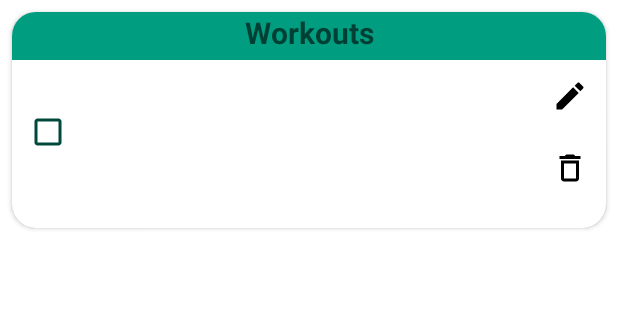
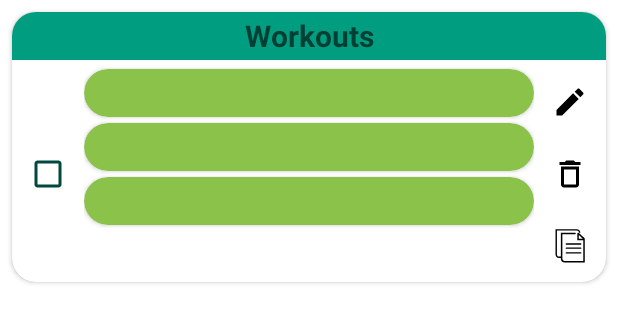
Before and after one commit to LemiSt24/SG2022-We-Got-The-Moves, an Android app: the layout item_workout.xml on its own in the app's theme, with its tools: preview values and no code run, on a phone screen of 412 x 824 dp. Shown: the top 323 px of the screen. Run offline under Robolectric (Android 15) with nearby library versions, the phone set to English and light mode, and no system bars.

Commit message:
Enhanced design workout planner + removed unnecessary reload of list items

```diff
--- /dev/null
+++ b/app/src/main/res/drawable/ic_copy_black_24dp.xml
@@ -0,0 +1,23 @@
+<vector xmlns:android="http://schemas.android.com/apk/res/android"
+    xmlns:tools="http://schemas.android.com/tools"
+    android:width="24dp"
+    android:height="24dp"
+    android:viewportWidth="1024"
+    android:viewportHeight="1024">
+    <path
+        android:fillColor="#FF000000"
+        android:pathData="M746.9,698.1" />
+    <path
+        android:fillColor="#FF000000"
+        android:pathData="M925.7,288.7c-1.3,-1.2 -3.6,-3.3 -6.9,-6.3 -5.5,-5.1 -11.6,-10.8 -18.2,-16.9 -18.9,-17.5 -38,-35 -56,-51.4 -2,-1.8 -2,-1.8 -4.1,-3.7 -24.1,-21.8 -44.2,-39.6 -59,-52.1 -8.7,-7.3 -15.5,-12.8 -20.5,-16.4 -3.3,-2.4 -6,-4.1 -8.7,-5.4 -3.4,-1.6 -6.5,-2.6 -10.9,-2.5C729.5,134.2 720,143.8 720,155.7l0,42.5 0,42.5 0,84.9L720,347l21.2,0L890,347l0,595L358.7,942C323.4,942 295,913.1 295,877.9L295,177l361.2,0c11.7,0 21.3,-9.8 21.3,-21.5s-9.5,-21.5 -21.3,-21.5l-382.5,0L252,134l0,21.7L252,813l-52.4,0C166.6,813 140,786.9 140,754.7L140,72l566.3,0C739.3,72 766,98.2 766,130.4L766,134l40,0 0,-3.6C806,76.6 761.3,33 706.3,33L120,33 100,33l0,19.5 0,702.2C100,808.5 144.6,852 199.6,852L252,852l0,25.9C252,936.6 300,984 358.7,984l552.5,0L932,984l0,-21.2L932,325.6 932,304l0.4,0C932.4,299 930.2,292.9 925.7,288.7zM762,304l0,-63.3L762,198.2l0,-0.3c14,11.5 30.3,26.4 49.7,43.9 2,1.8 2.1,1.8 4.2,3.7 17.9,16.3 37,33.5 55.8,50.9 2.9,2.7 5.7,5.5 8.4,7.5L762,304z"
+        tools:ignore="VectorPath" />
+    <path
+        android:fillColor="#FF000000"
+        android:pathData="M816.9,436 L407.3,436c-11,0 -19.9,8.7 -19.9,19.5 0,10.8 8.9,19.5 19.9,19.5l409.6,0c11,0 19.9,-8.7 19.9,-19.5C836.8,444.7 827.9,436 816.9,436z" />
+    <path
+        android:fillColor="#FF000000"
+        android:pathData="M816.9,553 L407.3,553c-11,0 -19.9,8.7 -19.9,19.5 0,10.8 8.9,19.5 19.9,19.5l409.6,0c11,0 19.9,-8.7 19.9,-19.5C836.8,561.7 827.9,553 816.9,553z" />
+    <path
+        android:fillColor="#FF000000"
+        android:pathData="M816.9,689 L407.3,689c-11,0 -19.9,8.7 -19.9,19.5 0,10.8 8.9,19.5 19.9,19.5l409.6,0c11,0 19.9,-8.7 19.9,-19.5C836.8,697.7 827.9,689 816.9,689z" />
+</vector>
--- a/app/src/main/res/layout/fragment_workouts.xml
+++ b/app/src/main/res/layout/fragment_workouts.xml
@@ -31,8 +31,10 @@
             android:contentDescription="@string/app_name"
             android:focusable="true"
             android:src="@drawable/ic_workouts_floating_btn_green_24dp"
+            app:backgroundTint="@color/sg_design_green_transparent"
             app:layout_constraintBottom_toBottomOf="parent"
-            app:layout_constraintEnd_toEndOf="parent" />
+            app:layout_constraintEnd_toEndOf="parent"
+            tools:ignore="ImageContrastCheck" />
 
     </androidx.constraintlayout.widget.ConstraintLayout>
 </layout>
--- a/app/src/main/res/layout/item_exercise.xml
+++ b/app/src/main/res/layout/item_exercise.xml
@@ -14,14 +14,35 @@
         android:layout_width="match_parent"
         android:layout_height="wrap_content">
 
+        <androidx.cardview.widget.CardView
+            android:id="@+id/cardview_exercise_item"
+            android:layout_width="match_parent"
+            android:layout_height="wrap_content"
+            android:layout_marginTop="2dp"
+            android:layout_marginBottom="2dp"
+            app:cardBackgroundColor="@color/sg_design_light_green"
+            app:cardCornerRadius="16dp"
+            app:layout_constraintBottom_toBottomOf="parent"
+            app:layout_constraintEnd_toEndOf="parent"
+            app:layout_constraintStart_toStartOf="parent"
+            app:layout_constraintTop_toTopOf="parent">
+
+            <androidx.constraintlayout.widget.ConstraintLayout
+                android:id="@+id/constraint_layout_exercise_card"
+                android:layout_width="match_parent"
+                android:layout_height="wrap_content">
+
                 <TextView
                     android:id="@+id/text_counter_exercise_item"
                     android:layout_width="wrap_content"
                     android:layout_height="wrap_content"
+                    android:layout_marginStart="8dp"
                     android:autofillHints="0"
-            android:ems="2"
+                    android:ems="3"
+                    android:gravity="center|center_vertical"
                     android:minWidth="32dp"
                     android:minHeight="32dp"
+                    android:textStyle="bold"
                     app:layout_constraintStart_toStartOf="parent"
                     app:layout_constraintTop_toTopOf="parent"
                     tools:ignore="LabelFor,SpeakableTextPresentCheck,TextContrastCheck" />
@@ -30,15 +51,20 @@
                     android:id="@+id/text_name_exercise_item"
                     android:layout_width="0dp"
                     android:layout_height="wrap_content"
-            android:layout_marginStart="4dp"
+                    android:layout_marginStart="8dp"
+                    android:layout_marginEnd="8dp"
                     android:autofillHints="@string/app_name"
                     android:background="@null"
+                    android:gravity="center_vertical"
                     android:minHeight="32dp"
                     android:text="@{exercise.name}"
+                    android:textStyle="bold"
                     app:layout_constraintEnd_toEndOf="parent"
-            app:layout_constraintHorizontal_bias="0.0"
                     app:layout_constraintStart_toEndOf="@+id/text_counter_exercise_item"
                     app:layout_constraintTop_toTopOf="parent" />
+            </androidx.constraintlayout.widget.ConstraintLayout>
+
+        </androidx.cardview.widget.CardView>
 
     </androidx.constraintlayout.widget.ConstraintLayout>
 </layout>
--- a/app/src/main/res/layout/item_workout.xml
+++ b/app/src/main/res/layout/item_workout.xml
@@ -35,7 +35,7 @@
                     android:id="@+id/check_box_workout_item"
                     android:layout_width="wrap_content"
                     android:layout_height="wrap_content"
-                    android:layout_marginTop="24dp"
+                    android:layout_marginTop="52dp"
                     android:autoSizeTextType="none"
                     app:layout_constraintStart_toStartOf="parent"
                     app:layout_constraintTop_toBottomOf="@+id/text_title_workout_item" />
@@ -47,11 +47,11 @@
                     android:autofillHints=""
                     android:background="@color/sg_design_green"
                     android:fontFamily="sans-serif"
+                    android:gravity="center|center_vertical"
                     android:hint="@string/title_workouts"
                     android:inputType="none"
                     android:minHeight="32dp"
                     android:text="@{workout.name}"
-                    android:textAlignment="center"
                     android:textSize="20sp"
                     android:textStyle="bold"
                     app:layout_constraintEnd_toEndOf="parent"
@@ -63,28 +63,42 @@
                     android:id="@+id/edit_btn_workout_item"
                     android:layout_width="wrap_content"
                     android:layout_height="wrap_content"
-                    android:backgroundTint="@color/white"
+                    android:layout_marginTop="4dp"
+                    android:backgroundTint="#00FFFFFF"
                     android:contentDescription="@string/edit"
                     android:minHeight="48dp"
                     android:src="@drawable/ic_edit_black_24dp"
                     app:layout_constraintEnd_toEndOf="parent"
-                    app:layout_constraintTop_toBottomOf="@+id/text_title_workout_item" />
+                    app:layout_constraintTop_toBottomOf="@+id/text_title_workout_item"
+                    tools:ignore="ImageContrastCheck" />
 
                 <ImageButton
                     android:id="@+id/delete_btn_workout_item"
                     android:layout_width="wrap_content"
                     android:layout_height="wrap_content"
-                    android:backgroundTint="@color/white"
+                    android:backgroundTint="#00FFFFFF"
                     android:contentDescription="@string/delete"
                     android:minHeight="48dp"
                     android:src="@drawable/ic_delete_black_24dp"
                     app:layout_constraintEnd_toEndOf="parent"
                     app:layout_constraintTop_toBottomOf="@+id/edit_btn_workout_item" />
 
+                <ImageButton
+                    android:id="@+id/copy_btn_workout_item"
+                    android:layout_width="wrap_content"
+                    android:layout_height="wrap_content"
+                    android:backgroundTint="#00FFFFFF"
+                    android:contentDescription="@string/copy"
+                    android:minHeight="48dp"
+                    android:src="@drawable/ic_copy_black_24dp"
+                    app:layout_constraintEnd_toEndOf="parent"
+                    app:layout_constraintTop_toBottomOf="@+id/delete_btn_workout_item" />
+
                 <LinearLayout
                     android:id="@+id/linear_layout_exercises"
                     android:layout_width="0dp"
                     android:layout_height="match_parent"
+                    android:layout_marginTop="4dp"
                     android:orientation="vertical"
                     app:layout_constraintEnd_toStartOf="@+id/edit_btn_workout_item"
                     app:layout_constraintStart_toEndOf="@+id/check_box_workout_item"
@@ -94,8 +108,9 @@
                         android:id="@+id/recyclerview_exercises"
                         android:layout_width="match_parent"
                         android:layout_height="wrap_content"
-                        android:layout_margin="8dp"
+                        android:layout_marginBottom="4dp"
                         tools:listitem="@layout/item_exercise" />
+
                 </LinearLayout>
 
             </androidx.constraintlayout.widget.ConstraintLayout>
--- /dev/null
+++ b/app/src/main/res/values-night/strings.xml
@@ -0,0 +1,4 @@
+<?xml version="1.0" encoding="utf-8"?>
+<resources>
+    <string name="copy">copy</string>
+</resources>
--- a/app/src/main/res/values/colors.xml
+++ b/app/src/main/res/values/colors.xml
@@ -3,4 +3,6 @@
     <color name="black">#FF000000</color>
     <color name="white">#FFFFFFFF</color>
     <color name="sg_design_green">#009D81</color>
+    <color name="sg_design_green_transparent">#E6009D81</color>
+    <color name="sg_design_light_green">#8BC34A</color>
 </resources>
--- a/app/src/main/res/values/strings.xml
+++ b/app/src/main/res/values/strings.xml
@@ -11,4 +11,5 @@
     <string name="edit">edit</string>
     <string name="delete">delete</string>
     <string name="zero">0</string>
+    <string name="copy">copy</string>
 </resources>
```
Also changed, not shown: app/src/main/java/com/sg2022/we_got_the_moves/ui/workouts/adapter/WorkoutListAdapter.java (+28 -17 lines). Lines whose indentation alone changed are shown as unchanged.
